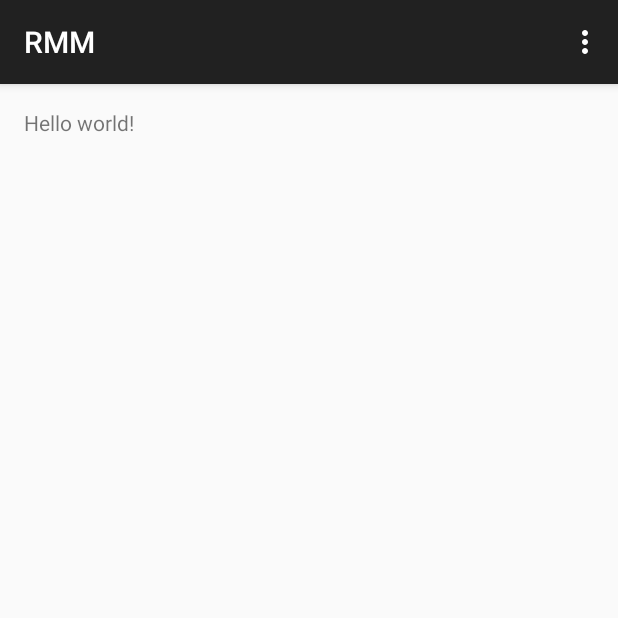
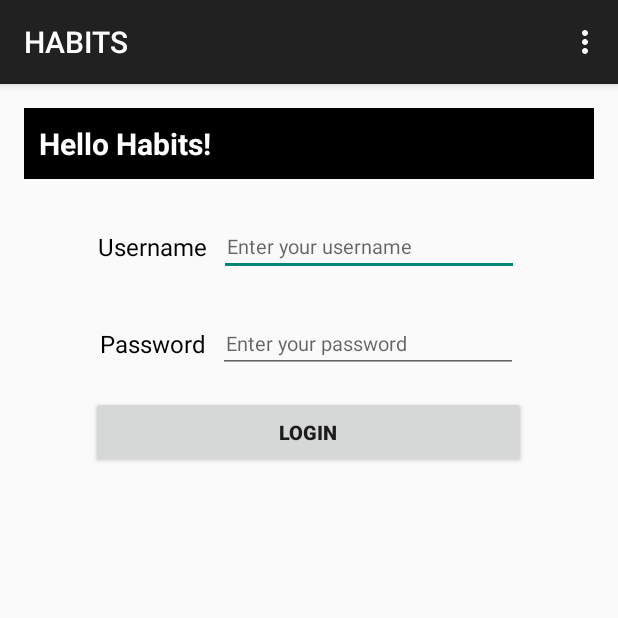
Before and after one commit to MKN-soft/RMM, an Android app: the screen it shows after launch (LoginActivity), on a phone screen of 412 x 824 dp, the top half of it. Run offline under Robolectric (Android 15) with nearby library versions, the phone set to English and light mode, and no system bars.

Commit message:
Login Activity

```diff
--- a/app/src/main/java/pz2015/habits/rmm/LoginActivity.java
+++ b/app/src/main/java/pz2015/habits/rmm/LoginActivity.java
@@ -1,17 +1,48 @@
 package pz2015.habits.rmm;
 
+import android.content.Intent;
+import android.content.SharedPreferences;
 import android.support.v7.app.ActionBarActivity;
 import android.os.Bundle;
 import android.view.Menu;
 import android.view.MenuItem;
+import android.view.View;
+import android.widget.Button;
+import android.widget.EditText;
 
 
 public class LoginActivity extends ActionBarActivity {
+
+    private Button _loginBtn;
+    private String username, password;
 
     @Override
     protected void onCreate(Bundle savedInstanceState) {
         super.onCreate(savedInstanceState);
         setContentView(R.layout.activity_login);
+
+        _loginBtn = (Button) findViewById(R.id.btn_login);
+
+        _loginBtn.setOnClickListener(new View.OnClickListener() {
+            public void onClick(View v) {
+                EditText edUser = (EditText) findViewById(R.id.fld_username);
+                EditText edPswd = (EditText) findViewById(R.id.fld_pwd);
+
+                username = edUser.getText().toString();
+                password = edPswd.getText().toString();
+
+                SharedPreferences prefs = getSharedPreferences("rmm_sign_up", MODE_PRIVATE);
+                SharedPreferences.Editor editor = prefs.edit();
+                editor.putString("username", username);
+                editor.putString("password", password);
+
+                editor.commit();
+
+                //Hooking Activity
+                Intent intent = new Intent(LoginActivity.this, MainActivity.class);
+                startActivity(intent);
+            }
+        });
     }
 
 
--- a/app/src/main/res/layout/activity_login.xml
+++ b/app/src/main/res/layout/activity_login.xml
@@ -3,9 +3,91 @@
     android:layout_height="match_parent" android:paddingLeft="@dimen/activity_horizontal_margin"
     android:paddingRight="@dimen/activity_horizontal_margin"
     android:paddingTop="@dimen/activity_vertical_margin"
-    android:paddingBottom="@dimen/activity_vertical_margin" tools:context=".LoginActivity">
+    android:paddingBottom="@dimen/activity_vertical_margin" tools:context=".MainActivity">
 
-    <TextView android:text="@string/hello_world" android:layout_width="wrap_content"
-        android:layout_height="wrap_content" />
+    <TextView android:id="@+id/header"
+        android:layout_width="match_parent"
+        android:layout_height="wrap_content"
+        android:text="@string/hello_habits"
+        android:padding="10dp"
+        android:textSize="20sp"
+        android:textColor="@android:color/white"
+        android:textStyle="bold"
+        android:background="@android:color/black"
+        />
+
+    <LinearLayout android:id="@+id/uname_block"
+        android:layout_width="wrap_content"
+        android:layout_height="wrap_content"
+        android:layout_below="@id/header"
+        android:orientation="horizontal"
+        android:layout_centerHorizontal="true"
+        android:layout_marginTop="25dp">
+
+        <TextView android:id="@+id/username"
+            android:layout_width="wrap_content"
+            android:layout_height="wrap_content"
+            android:text="@string/lbl_username"
+            android:textSize="16sp"
+            android:textColor="@android:color/black"
+            android:layout_gravity="center_vertical"
+            />
+
+        <EditText
+            android:id="@+id/fld_username"
+            android:layout_width="200dp"
+            android:layout_height="wrap_content"
+            android:hint="@string/lbl_enter_username"
+            android:layout_marginLeft="8dp"
+            android:inputType="textEmailAddress"
+            android:paddingLeft="5dp"
+            android:textSize="13sp"
+            android:layout_gravity="center_vertical"
+            />
+
+    </LinearLayout>
+
+    <LinearLayout android:id="@+id/pwd_block"
+        android:layout_width="wrap_content"
+        android:layout_height="wrap_content"
+        android:layout_below="@id/uname_block"
+        android:orientation="horizontal"
+        android:layout_centerHorizontal="true"
+        android:layout_marginTop="25dp">
+
+        <TextView android:id="@+id/pwd"
+            android:layout_width="wrap_content"
+            android:layout_height="wrap_content"
+            android:text="@string/lbl_pwd"
+            android:textSize="16sp"
+            android:textColor="@android:color/black"
+            android:layout_gravity="center_vertical"
+            />
+
+        <EditText android:id="@+id/fld_pwd"
+            android:layout_width="200dp"
+            android:layout_height="wrap_content"
+            android:hint="@string/lbl_enter_pwd"
+            android:layout_marginLeft="8dp"
+            android:inputType="textPassword"
+            android:paddingLeft="5dp"
+            android:textSize="13sp"
+            android:layout_gravity="center_vertical"
+            />
+
+    </LinearLayout>
+
+    <Button
+        android:id="@+id/btn_login"
+        android:layout_height="wrap_content"
+        android:layout_below="@id/pwd_block"
+        android:text="@string/lbl_login"
+        android:layout_width="290dp"
+        android:layout_centerHorizontal="true"
+        android:gravity="center"
+        android:layout_marginTop="15dp"
+        android:textSize="13sp"
+        android:textStyle="bold"
+        />
 
 </RelativeLayout>
--- a/app/src/main/res/values/strings.xml
+++ b/app/src/main/res/values/strings.xml
@@ -1,6 +1,27 @@
 <resources>
-    <string name="app_name">RMM</string>
+    <string name="app_name">HABITS</string>
+
+    <string name="hello_habits">Hello Habits!</string>
+    <string name="action_settings">Settings</string>
+
+    <string name="lbl_username">Username</string>
+    <string name="lbl_enter_username">Enter your username</string>
+    <string name="lbl_pwd">Password</string>
+    <string name="lbl_enter_pwd">Enter your password</string>
+    <string name="lbl_login">Login</string>
+    <string name="title_activity_list">ListActivity</string>
 
     <string name="hello_world">Hello world!</string>
-    <string name="action_settings">Settings</string>
+
+    <string name="title_activity_main">Habits List</string>
+
+    <string name="title_section1">Section 1</string>
+    <string name="title_section2">Section 2</string>
+    <string name="title_section3">Section 3</string>
+
+    <string name="navigation_drawer_open">Open navigation drawer</string>
+    <string name="navigation_drawer_close">Close navigation drawer</string>
+
+    <string name="action_example">Example action</string>
+
 </resources>
```
